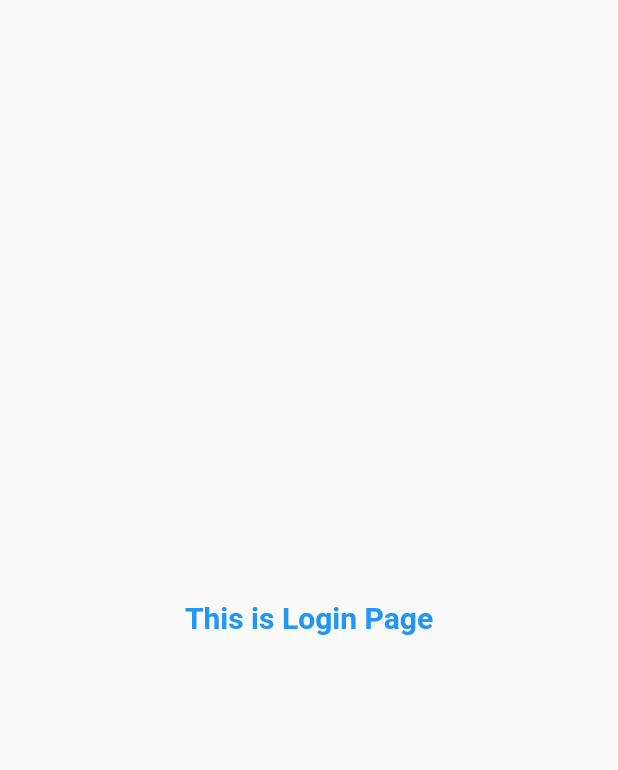
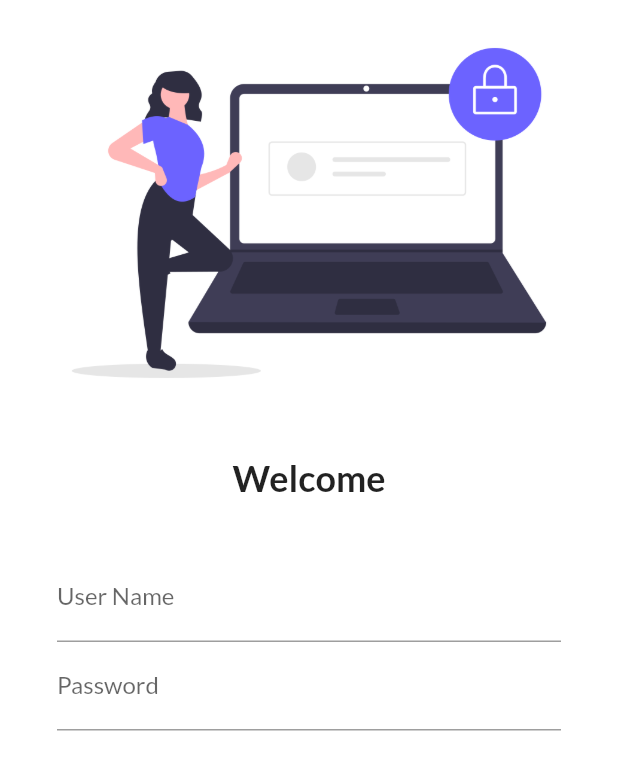
Before and after one commit to pankaj1920/Flutter_Catlog, a Flutter app: the screen it shows after launch, on a phone screen of 412 x 824 dp. Shown: the top 770 px of the screen. Run offline on Flutter 3.47's test engine with Material 2 defaults, Android fonts, the phone set to English and light mode, and no system bars; our stand-ins replace google_fonts.

Commit message:
Login Ui

```diff
--- a/analysis_options.yaml
+++ b/analysis_options.yaml
@@ -7,7 +7,7 @@
 
 # The following line activates a set of recommended lints for Flutter apps,
 # packages, and plugins designed to encourage good coding practices.
-include: package:flutter_lints/flutter.yaml
+# include: package:flutter_lints/flutter.yaml
 
 linter:
   # The lint rules applied to this project can be customized in the
--- a/lib/main.dart
+++ b/lib/main.dart
@@ -1,6 +1,7 @@
 import 'package:catalog/pages/home_page.dart';
 import 'package:catalog/pages/login_page.dart';
 import 'package:flutter/material.dart';
+import 'package:google_fonts/google_fonts.dart';
 
 void main() {
   runApp(const MyApp());
@@ -11,6 +12,10 @@ class MyApp extends StatelessWidget {
   @override
   Widget build(BuildContext context) {
     return MaterialApp(
+      themeMode: ThemeMode.light,
+      theme: ThemeData(
+          primarySwatch: Colors.deepPurple,
+          fontFamily: GoogleFonts.lato().fontFamily),
       routes: {
         "/": ((context) => LoginPage()),
         "/home": ((context) => HomePage()),
--- a/lib/pages/login_page.dart
+++ b/lib/pages/login_page.dart
@@ -3,13 +3,37 @@ import 'package:flutter/material.dart';
 class LoginPage extends StatelessWidget {
   @override
   Widget build(BuildContext context) {
-    return const Material(
-      child: Center(
-          child: Text(
-        "This is Login Page",
-        style: TextStyle(
-            fontSize: 20, color: Colors.blue, fontWeight: FontWeight.bold),
-      )),
-    );
+    return Material(
+        color: Colors.white,
+        child: Column(
+          children: [
+            Image.asset(
+              "assets/images/img_login.png",
+              fit: BoxFit.cover,
+            ),
+            const SizedBox(height: 20.0),
+            const Text(
+              "Welcome",
+              style: TextStyle(fontSize: 24, fontWeight: FontWeight.bold),
+            ),
+            SizedBox(height: 20.0),
+            Padding(
+              padding:
+                  const EdgeInsets.symmetric(vertical: 16.0, horizontal: 38.0),
+              child: Column(
+                children: [
+                  TextFormField(
+                    decoration: InputDecoration(
+                        hintText: "Enter username", labelText: "User Name"),
+                  ),
+                  TextFormField(
+                    decoration: InputDecoration(
+                        hintText: "Enter Password", labelText: "Password"),
+                  )
+                ],
+              ),
+            )
+          ],
+        ));
   }
 }
--- a/pubspec.yaml
+++ b/pubspec.yaml
@@ -36,6 +36,7 @@ dependencies:
   # The following adds the Cupertino Icons font to your application.
   # Use with the CupertinoIcons class for iOS style icons.
   cupertino_icons: ^1.0.2
+  google_fonts: ^3.0.1
 
 dev_dependencies:
   flutter_test:
@@ -60,8 +61,8 @@ flutter:
   uses-material-design: true
 
   # To add assets to your application, add an assets section, like this:
-  # assets:
-  #   - images/a_dot_burr.jpeg
+  assets:
+    - assets/images/
   #   - images/a_dot_ham.jpeg
 
   # An image asset can refer to one or more resolution-specific "variants", see
```
Also changed, not shown: assets/images/img_login.png (added), pubspec.lock.
